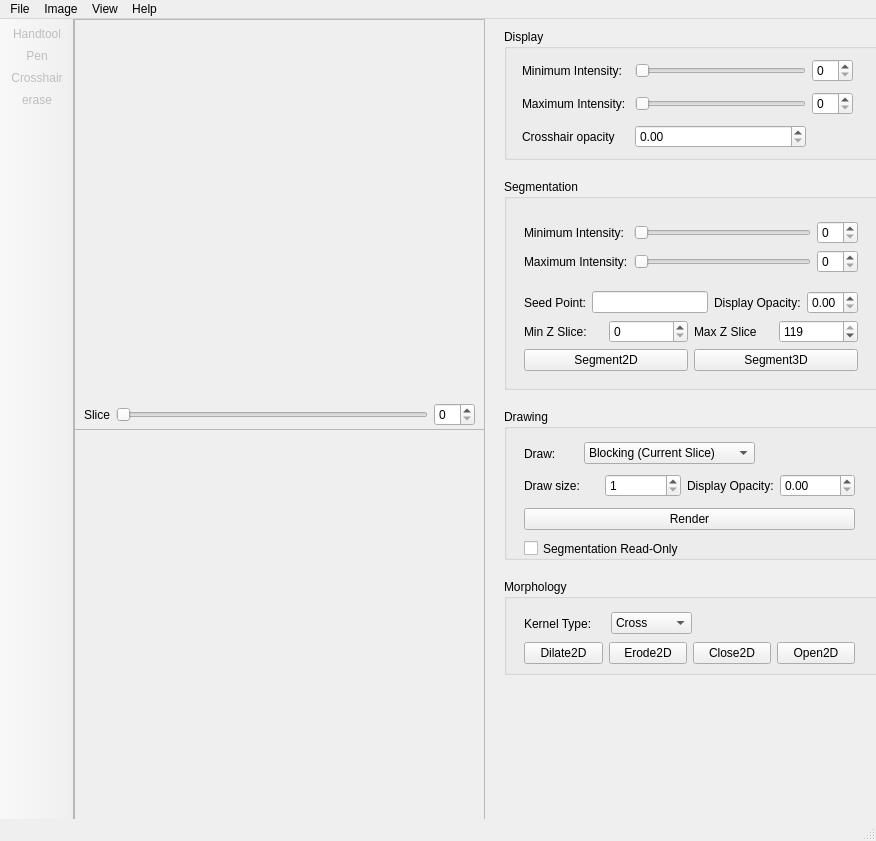
Before: the Qt Designer form src/mainwindow.ui in delcypher/simi-qt, drawn with Qt 5.
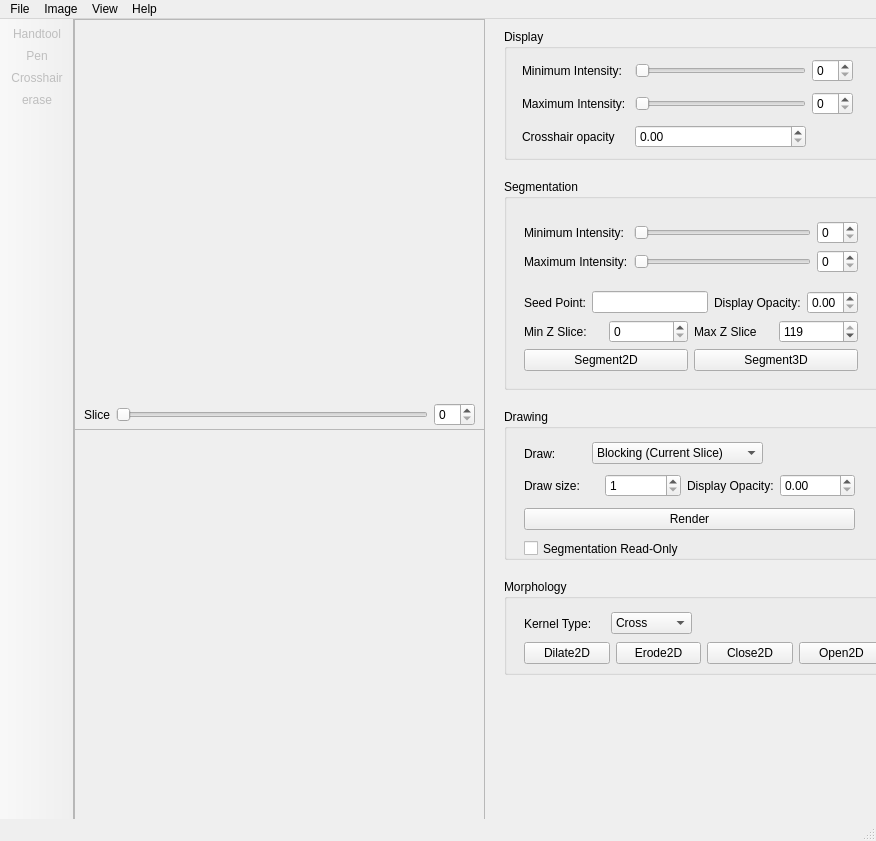
After: the same form once the commit is applied. Icons and pictures are not drawn. Custom widgets are drawn as their Qt base class.

Commit message: Fixed segmentation read only label

The edit to the form file:
```diff
--- a/src/mainwindow.ui
+++ b/src/mainwindow.ui
@@ -262,7 +262,7 @@
       <rect>
        <x>20</x>
        <y>30</y>
-       <width>231</width>
+       <width>239</width>
        <height>29</height>
       </rect>
      </property>
@@ -369,7 +369,7 @@
       <rect>
        <x>20</x>
        <y>130</y>
-       <width>171</width>
+       <width>201</width>
        <height>19</height>
       </rect>
      </property>
@@ -395,7 +395,7 @@
       <rect>
        <x>20</x>
        <y>60</y>
-       <width>331</width>
+       <width>360</width>
        <height>29</height>
       </rect>
      </property>
```
Left out of the diff: 2 changed lines with no effect on the pictures.
